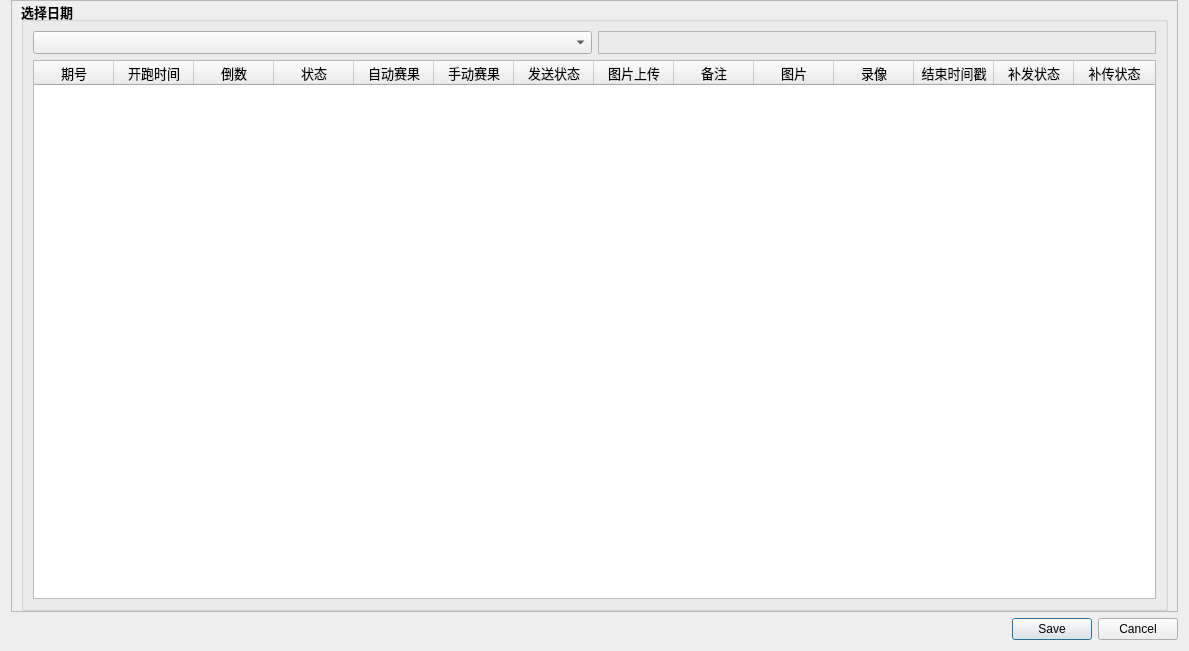
Qt form kaj789_Ui.ui (zzw168/MainCtl) before a commit.
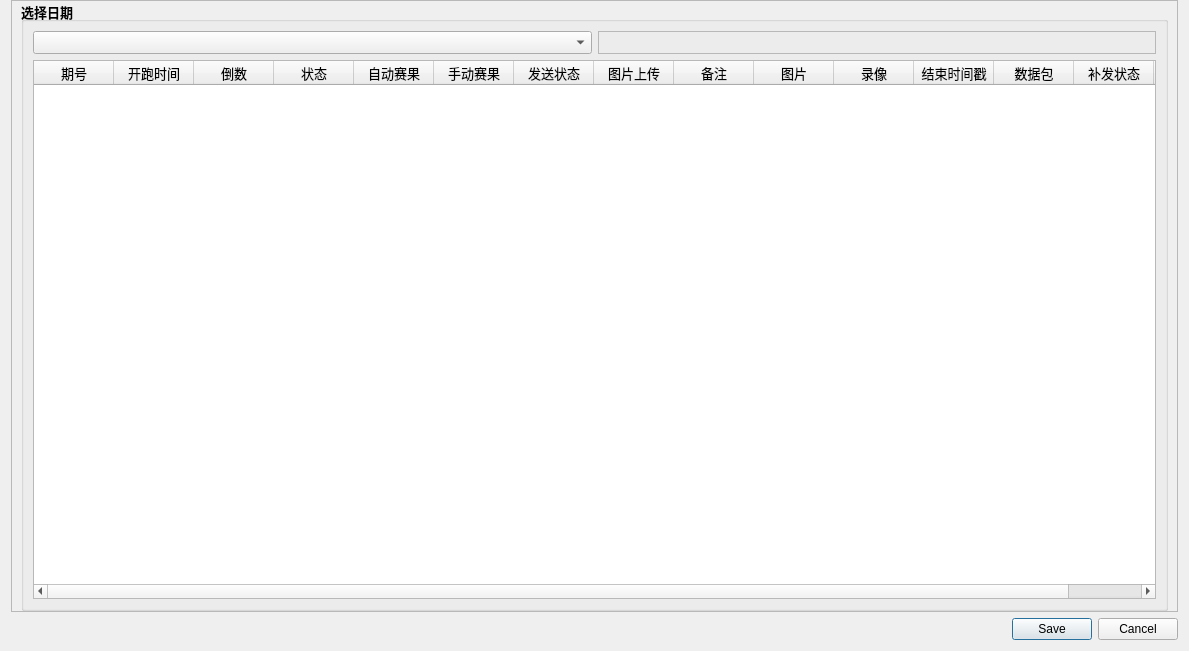
The same form after that commit.

Patch:
```diff
--- a/kaj789_Ui.ui
+++ b/kaj789_Ui.ui
@@ -189,6 +189,11 @@
              <string>结束时间戳</string>
             </property>
            </column>
+           <column>
+            <property name="text">
+             <string>数据包</string>
+            </property>
+           </column>
            <column>
             <property name="text">
              <string>补发状态</string>
```
